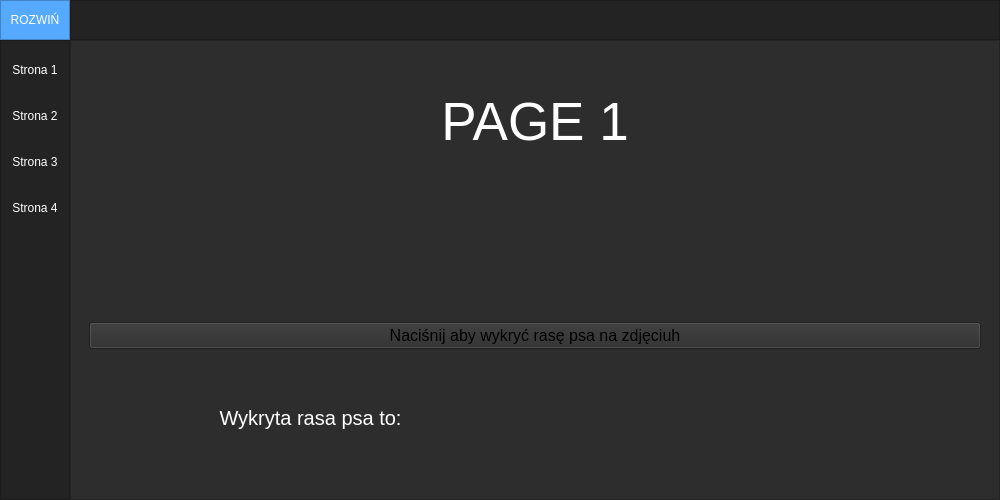
Before: the Qt Designer form RozpoznawanieRasPsow/Code/UI_Functionality/ui_main.ui in CptTemplar1/Rozpoznawanie_obrazow, drawn with Qt 5.
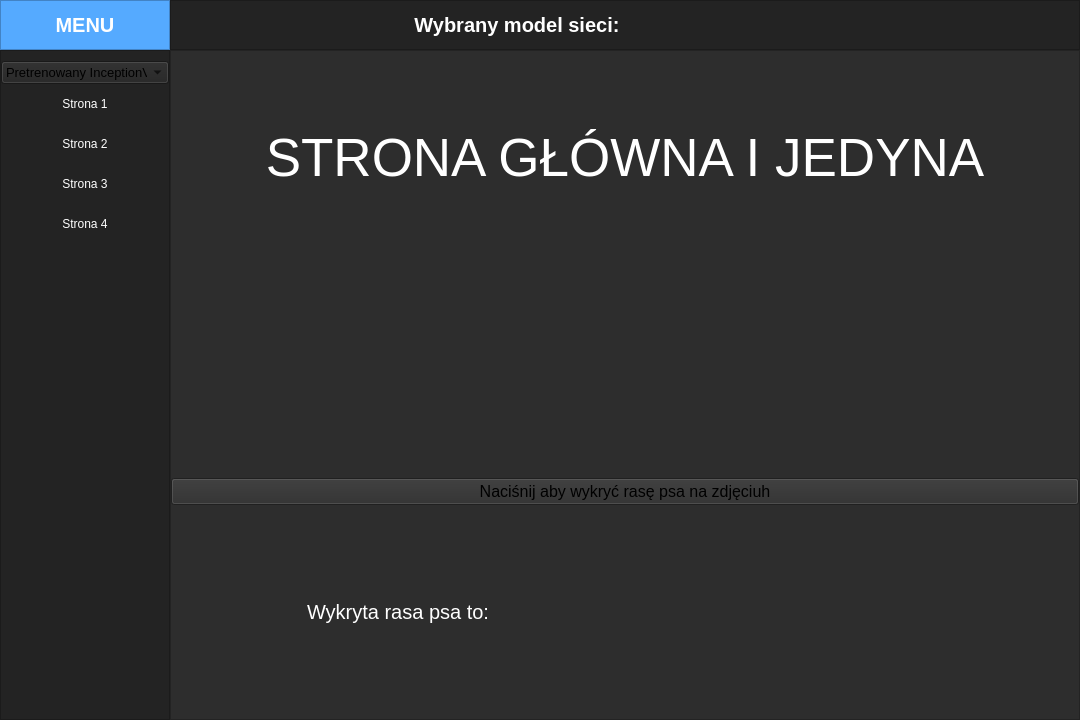
After: the same form once the commit is applied. Icons and pictures are not drawn.

What changed in the file:
```diff
--- a/RozpoznawanieRasPsow/Code/UI_Functionality/ui_main.ui
+++ b/RozpoznawanieRasPsow/Code/UI_Functionality/ui_main.ui
@@ -6,14 +6,14 @@
    <rect>
     <x>0</x>
     <y>0</y>
-    <width>1000</width>
-    <height>500</height>
+    <width>1080</width>
+    <height>720</height>
    </rect>
   </property>
   <property name="minimumSize">
    <size>
-    <width>1000</width>
-    <height>500</height>
+    <width>1080</width>
+    <height>720</height>
    </size>
   </property>
   <property name="windowTitle">
@@ -44,7 +44,7 @@
       <property name="maximumSize">
        <size>
         <width>16777215</width>
-        <height>40</height>
+        <height>50</height>
        </size>
       </property>
       <property name="styleSheet">
@@ -74,10 +74,16 @@
        </property>
        <item>
         <widget class="QFrame" name="frame_toggle">
+         <property name="minimumSize">
+          <size>
+           <width>170</width>
+           <height>50</height>
+          </size>
+         </property>
          <property name="maximumSize">
           <size>
-           <width>70</width>
-           <height>40</height>
+           <width>170</width>
+           <height>50</height>
           </size>
          </property>
          <property name="styleSheet">
@@ -89,7 +95,7 @@
          <property name="frameShadow">
           <enum>QFrame::Raised</enum>
          </property>
-         <layout class="QVBoxLayout" name="verticalLayout_2">
+         <layout class="QHBoxLayout" name="horizontalLayout_4">
           <property name="spacing">
            <number>0</number>
           </property>
@@ -106,22 +112,23 @@
            <number>0</number>
           </property>
           <item>
-           <widget class="QPushButton" name="Btn_Toggle">
-            <property name="enabled">
-             <bool>true</bool>
-            </property>
+           <widget class="QLabel" name="label_5">
             <property name="sizePolicy">
-             <sizepolicy hsizetype="Expanding" vsizetype="Expanding">
+             <sizepolicy hsizetype="Preferred" vsizetype="Preferred">
               <horstretch>0</horstretch>
               <verstretch>0</verstretch>
              </sizepolicy>
             </property>
-            <property name="styleSheet">
-             <string notr="true">color: rgb(255, 255, 255);
-border: 0px solid;</string>
+            <property name="font">
+             <font>
+              <pointsize>15</pointsize>
+             </font>
             </property>
             <property name="text">
-             <string>ROZWIŃ</string>
+             <string>&lt;html&gt;&lt;head/&gt;&lt;body&gt;&lt;p&gt;&lt;span style=&quot; font-weight:600; color:#ffffff;&quot;&gt;MENU&lt;/span&gt;&lt;/p&gt;&lt;/body&gt;&lt;/html&gt;</string>
+            </property>
+            <property name="alignment">
+             <set>Qt::AlignCenter</set>
             </property>
            </widget>
           </item>
@@ -136,6 +143,56 @@
          <property name="frameShadow">
           <enum>QFrame::Raised</enum>
          </property>
+         <layout class="QHBoxLayout" name="horizontalLayout_3">
+          <property name="spacing">
+           <number>0</number>
+          </property>
+          <property name="leftMargin">
+           <number>0</number>
+          </property>
+          <property name="topMargin">
+           <number>0</number>
+          </property>
+          <property name="rightMargin">
+           <number>0</number>
+          </property>
+          <property name="bottomMargin">
+           <number>0</number>
+          </property>
+          <item>
+           <widget class="QLabel" name="label_3">
+            <property name="font">
+             <font>
+              <pointsize>15</pointsize>
+             </font>
+            </property>
+            <property name="layoutDirection">
+             <enum>Qt::LeftToRight</enum>
+            </property>
+            <property name="lineWidth">
+             <number>0</number>
+            </property>
+            <property name="text">
+             <string>&lt;html&gt;&lt;head/&gt;&lt;body&gt;&lt;p&gt;&lt;span style=&quot; font-weight:600; color:#ffffff;&quot;&gt;Wybrany model sieci: &lt;/span&gt;&lt;/p&gt;&lt;/body&gt;&lt;/html&gt;</string>
+            </property>
+            <property name="alignment">
+             <set>Qt::AlignRight|Qt::AlignTrailing|Qt::AlignVCenter</set>
+            </property>
+           </widget>
+          </item>
+          <item>
+           <widget class="QLabel" name="selectedModelLabel">
+            <property name="font">
+             <font>
+              <pointsize>15</pointsize>
+             </font>
+            </property>
+            <property name="text">
+             <string/>
+            </property>
+           </widget>
+          </item>
+         </layout>
         </widget>
        </item>
       </layout>
@@ -172,13 +229,13 @@
          </property>
          <property name="minimumSize">
           <size>
-           <width>70</width>
+           <width>170</width>
            <height>0</height>
           </size>
          </property>
          <property name="maximumSize">
           <size>
-           <width>70</width>
+           <width>170</width>
            <height>16777215</height>
           </size>
          </property>
@@ -213,6 +270,48 @@
              <enum>QFrame::Raised</enum>
             </property>
             <layout class="QVBoxLayout" name="verticalLayout_4">
+             <property name="spacing">
+              <number>0</number>
+             </property>
+             <property name="leftMargin">
+              <number>0</number>
+             </property>
+             <property name="topMargin">
+              <number>10</number>
+             </property>
+             <property name="rightMargin">
+              <number>0</number>
+             </property>
+             <property name="bottomMargin">
+              <number>0</number>
+             </property>
+             <item>
+              <widget class="QComboBox" name="modelComboBox">
+               <property name="font">
+                <font>
+                 <pointsize>10</pointsize>
+                </font>
+               </property>
+               <property name="editable">
+                <bool>false</bool>
+               </property>
+               <item>
+                <property name="text">
+                 <string>Pretrenowany InceptionV3</string>
+                </property>
+               </item>
+               <item>
+                <property name="text">
+                 <string>Własny InceptionV3</string>
+                </property>
+               </item>
+               <item>
+                <property name="text">
+                 <string>YOLOv8</string>
+                </property>
+               </item>
+              </widget>
+             </item>
              <item>
               <widget class="QPushButton" name="btn_page_1">
                <property name="minimumSize">
@@ -332,6 +431,21 @@
           <enum>QFrame::Raised</enum>
          </property>
          <layout class="QVBoxLayout" name="verticalLayout_5">
+          <property name="spacing">
+           <number>0</number>
+          </property>
+          <property name="leftMargin">
+           <number>0</number>
+          </property>
+          <property name="topMargin">
+           <number>0</number>
+          </property>
+          <property name="rightMargin">
+           <number>0</number>
+          </property>
+          <property name="bottomMargin">
+           <number>0</number>
+          </property>
           <item>
            <widget class="QStackedWidget" name="stackedWidget">
             <property name="currentIndex">
@@ -339,6 +453,21 @@
             </property>
             <widget class="QWidget" name="page_1">
              <layout class="QGridLayout" name="gridLayout">
+              <property name="leftMargin">
+               <number>0</number>
+              </property>
+              <property name="topMargin">
+               <number>0</number>
+              </property>
+              <property name="rightMargin">
+               <number>0</number>
+              </property>
+              <property name="bottomMargin">
+               <number>0</number>
+              </property>
+              <property name="spacing">
+               <number>0</number>
+              </property>
               <item row="3" column="0">
                <widget class="QLabel" name="label_6">
                 <property name="font">
@@ -368,7 +497,7 @@
                  <string notr="true">color: #FFF;</string>
                 </property>
                 <property name="text">
-                 <string>PAGE 1</string>
+                 <string>STRONA GŁÓWNA I JEDYNA</string>
                 </property>
                 <property name="alignment">
                  <set>Qt::AlignCenter</set>
@@ -376,7 +505,7 @@
                </widget>
               </item>
               <item row="1" column="0" colspan="2">
-               <widget class="QLabel" name="PictureLabel">
+               <widget class="QLabel" name="uploadedPictureLabel">
                 <property name="font">
                  <font>
                   <pointsize>40</pointsize>
@@ -406,7 +535,7 @@
                </widget>
               </item>
               <item row="3" column="1">
-               <widget class="QLabel" name="detectedBreedLabel1">
+               <widget class="QLabel" name="detectedBreedLabel">
                 <property name="font">
                  <font>
                   <pointsize>15</pointsize>
@@ -424,7 +553,7 @@
                </widget>
               </item>
               <item row="2" column="0" colspan="2">
-               <widget class="QPushButton" name="detectBreedButton1">
+               <widget class="QPushButton" name="detectBreedButton">
                 <property name="font">
                  <font>
                   <pointsize>12</pointsize>
```
